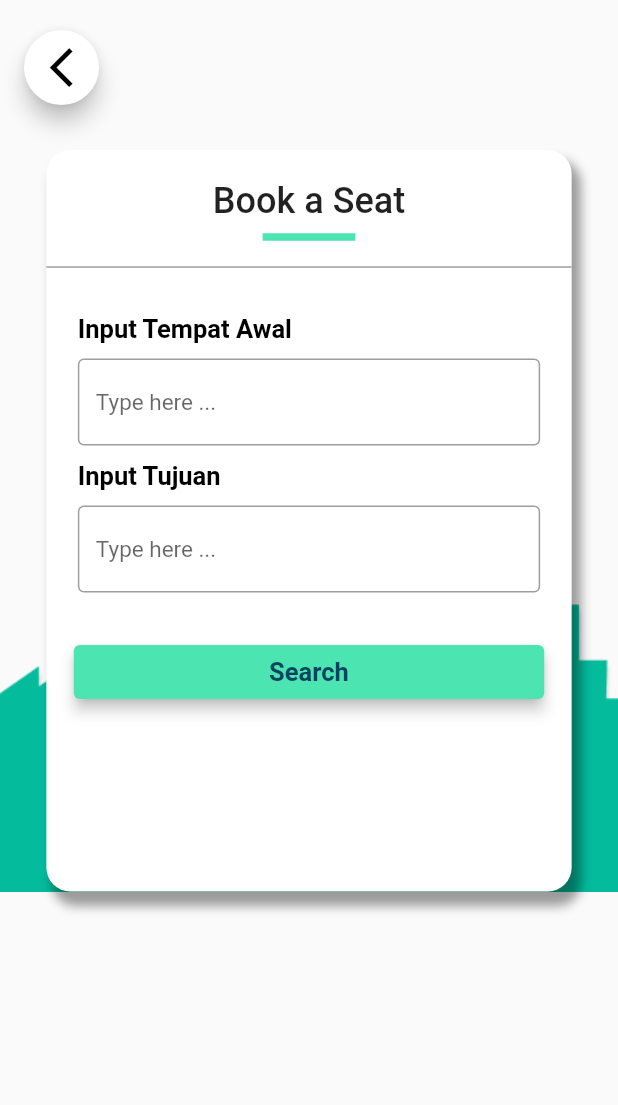
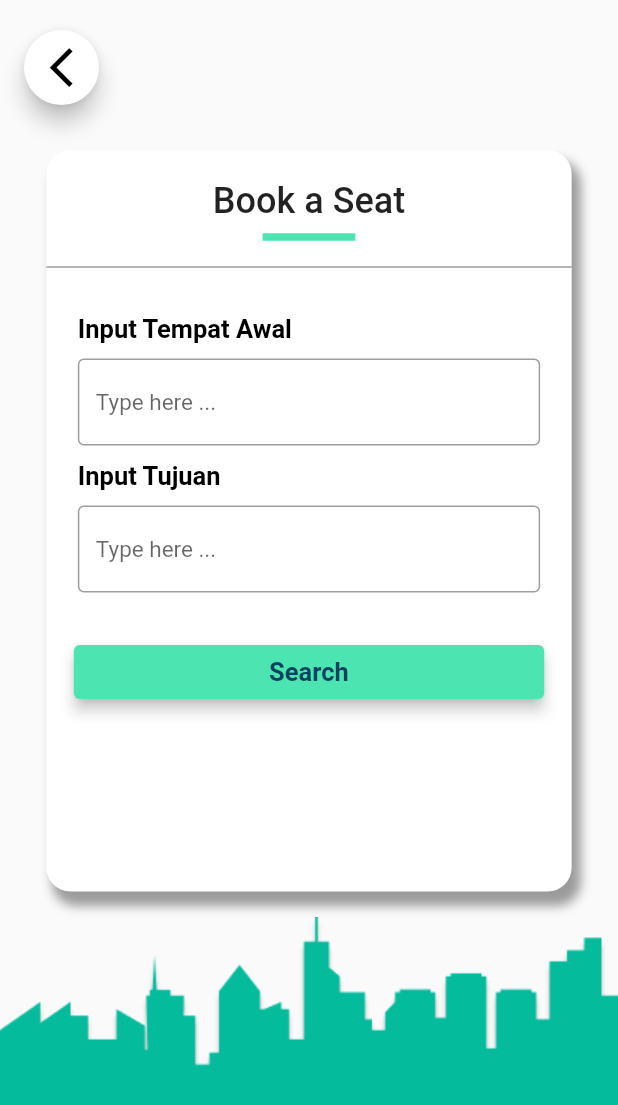
Before and after one commit to omaewa-mo-shinderu-APEC/TransitSpot, a Flutter app: the BookView screen opened by its route, on a phone screen of 412 x 824 dp. Shown: the top 1105 px of the screen. Run offline on Flutter 3.47's test engine with Material 2 defaults, Android fonts, the phone set to English and light mode, and no system bars; our stand-ins replace stacked, stacked_services; statements that could not run were skipped.

Commit message:
feat: revamp has login layout

```diff
--- a/lib/ui/layout/has_login_view.dart
+++ b/lib/ui/layout/has_login_view.dart
@@ -7,16 +7,17 @@ class HasLoginView extends StatelessWidget {
 
   @override
   Widget build(BuildContext context) {
-    return Container(
-      decoration: const BoxDecoration(
-        image: DecorationImage(
-          image: AssetImage(
-              'lib/assets/shared/bg_layout.png'), // must constant image path
-          fit: BoxFit.scaleDown,
-          alignment: Alignment.bottomCenter,
+    return SizedBox(
+      height: double.infinity,
+      child: Stack(children: [
+        Positioned(
+          bottom: 0,
+          child: Image.asset(
+            'lib/assets/shared/bg_layout.png',
+          ),
         ),
-      ),
-      child: childWidget,
+        childWidget,
+      ]),
     );
   }
 }
```
